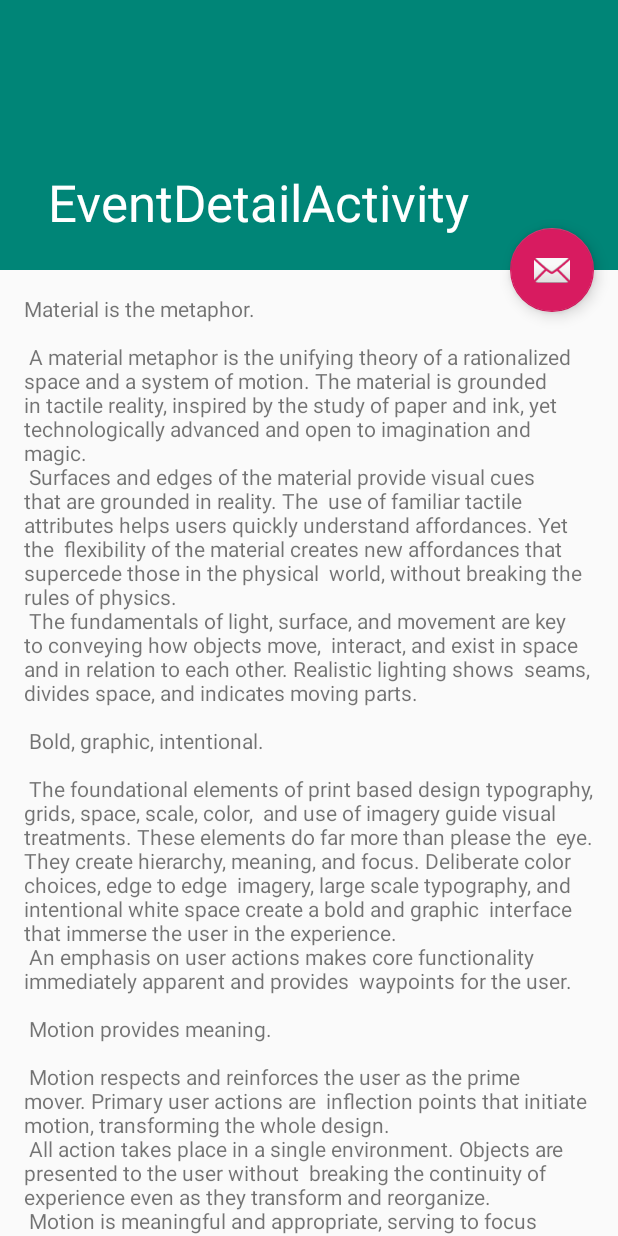
After one commit to davegarred/WH3, an Android app: the EventDetailActivity screen opened directly, with no data from a screen before it, on a phone screen of 412 x 824 dp. The commit adds this screen. Run offline under Robolectric (Android 15) with nearby library versions, the phone set to English and light mode, and no system bars; network calls fail.

Commit message:
add event detail

```diff
--- a/app/src/main/AndroidManifest.xml
+++ b/app/src/main/AndroidManifest.xml
@@ -14,10 +14,14 @@
         android:supportsRtl="true"
         android:theme="@style/AppTheme">
         <activity
+            android:name=".EventDetailActivity"
+            android:label="@string/title_activity_event_detail"
+            android:theme="@style/AppTheme.NoActionBar"></activity>
+        <activity
             android:name=".SplashActivity"
             android:configChanges="orientation|keyboardHidden|screenSize"
             android:label="@string/title_activity_splash"
-            android:theme="@style/FullscreenTheme" >
+            android:theme="@style/FullscreenTheme">
             <intent-filter>
                 <action android:name="android.intent.action.MAIN" />
 
@@ -31,7 +35,7 @@
         <activity
             android:name=".MainActivity"
             android:label="@string/app_name"
-            android:theme="@style/AppTheme.NoActionBar"/>
+            android:theme="@style/AppTheme.NoActionBar" />
     </application>
 
 </manifest>
--- /dev/null
+++ b/app/src/main/java/com/nullgeodesic/washingtonhhh/EventDetailActivity.java
@@ -0,0 +1,28 @@
+package com.nullgeodesic.washingtonhhh;
+
+import android.os.Bundle;
+import android.support.design.widget.FloatingActionButton;
+import android.support.design.widget.Snackbar;
+import android.support.v7.app.AppCompatActivity;
+import android.support.v7.widget.Toolbar;
+import android.view.View;
+
+public class EventDetailActivity extends AppCompatActivity {
+
+    @Override
+    protected void onCreate(Bundle savedInstanceState) {
+        super.onCreate(savedInstanceState);
+        setContentView(R.layout.activity_event_detail);
+        Toolbar toolbar = (Toolbar) findViewById(R.id.toolbar);
+        setSupportActionBar(toolbar);
+
+        FloatingActionButton fab = (FloatingActionButton) findViewById(R.id.fab);
+        fab.setOnClickListener(new View.OnClickListener() {
+            @Override
+            public void onClick(View view) {
+                Snackbar.make(view, "Replace with your own action", Snackbar.LENGTH_LONG)
+                        .setAction("Action", null).show();
+            }
+        });
+    }
+}
--- a/app/src/main/java/com/nullgeodesic/washingtonhhh/EventListActivity.java
+++ b/app/src/main/java/com/nullgeodesic/washingtonhhh/EventListActivity.java
@@ -1,15 +1,18 @@
 package com.nullgeodesic.washingtonhhh;
 
+import android.app.Activity;
+import android.content.Intent;
 import android.os.Bundle;
 import android.support.design.widget.FloatingActionButton;
 import android.support.design.widget.Snackbar;
 import android.support.v7.app.AppCompatActivity;
 import android.support.v7.widget.Toolbar;
+import android.util.Log;
 import android.view.View;
+import android.widget.AdapterView;
 import android.widget.ArrayAdapter;
 import android.widget.ListView;
 
-import com.nullgeodesic.washingtonhhh.R;
 import com.nullgeodesic.washingtonhhh.domain.archive.HashEvent;
 import com.nullgeodesic.washingtonhhh.service.ContentHolder;
 
@@ -17,6 +20,8 @@ import java.util.ArrayList;
 import java.util.List;
 
 public class EventListActivity extends AppCompatActivity {
+
+    private static final String TAG = EventListActivity.class.getSimpleName();
 
     private ArrayAdapter mAdapter;
 
@@ -38,12 +43,23 @@ public class EventListActivity extends AppCompatActivity {
 
         final ListView listView = (ListView) findViewById(R.id.content_event_list_view);
         final List<String> eventList = new ArrayList<>();
-        for(final HashEvent item : ContentHolder.ITEMS) {
+        for (final HashEvent item : ContentHolder.ITEMS) {
             eventList.add(item.getEventName());
         }
         final ArrayAdapter<String> arrayAdapter = new ArrayAdapter<String>
                 (this, android.R.layout.simple_list_item_1, eventList);
         listView.setAdapter(arrayAdapter);
+
+        final Activity currentActivity = this;
+        listView.setOnItemClickListener(new AdapterView.OnItemClickListener() {
+            @Override
+            public void onItemClick(AdapterView<?> parent, View view, int position, long id) {
+                Log.v(TAG, ContentHolder.ITEMS.get(position).getEventName());
+                final Intent intent = new Intent(currentActivity, EventDetailActivity.class);
+                intent.putExtra("position", position);
+                currentActivity.startActivity(intent);
+            }
+        });
     }
 
 }
--- /dev/null
+++ b/app/src/main/res/layout/activity_event_detail.xml
@@ -0,0 +1,47 @@
+<?xml version="1.0" encoding="utf-8"?>
+<android.support.design.widget.CoordinatorLayout xmlns:android="http://schemas.android.com/apk/res/android"
+    xmlns:app="http://schemas.android.com/apk/res-auto"
+    xmlns:tools="http://schemas.android.com/tools"
+    android:layout_width="match_parent"
+    android:layout_height="match_parent"
+    android:fitsSystemWindows="true"
+    tools:context=".EventDetailActivity">
+
+    <android.support.design.widget.AppBarLayout
+        android:id="@+id/app_bar"
+        android:layout_width="match_parent"
+        android:layout_height="@dimen/app_bar_height"
+        android:fitsSystemWindows="true"
+        android:theme="@style/AppTheme.AppBarOverlay">
+
+        <android.support.design.widget.CollapsingToolbarLayout
+            android:id="@+id/toolbar_layout"
+            android:layout_width="match_parent"
+            android:layout_height="match_parent"
+            android:fitsSystemWindows="true"
+            app:contentScrim="?attr/colorPrimary"
+            app:layout_scrollFlags="scroll|exitUntilCollapsed"
+            app:toolbarId="@+id/toolbar">
+
+            <android.support.v7.widget.Toolbar
+                android:id="@+id/toolbar"
+                android:layout_width="match_parent"
+                android:layout_height="?attr/actionBarSize"
+                app:layout_collapseMode="pin"
+                app:popupTheme="@style/AppTheme.PopupOverlay" />
+
+        </android.support.design.widget.CollapsingToolbarLayout>
+    </android.support.design.widget.AppBarLayout>
+
+    <include layout="@layout/content_event_detail" />
+
+    <android.support.design.widget.FloatingActionButton
+        android:id="@+id/fab"
+        android:layout_width="wrap_content"
+        android:layout_height="wrap_content"
+        android:layout_margin="@dimen/fab_margin"
+        app:layout_anchor="@id/app_bar"
+        app:layout_anchorGravity="bottom|end"
+        app:srcCompat="@android:drawable/ic_dialog_email" />
+
+</android.support.design.widget.CoordinatorLayout>
--- /dev/null
+++ b/app/src/main/res/layout/content_event_detail.xml
@@ -0,0 +1,17 @@
+<?xml version="1.0" encoding="utf-8"?>
+<android.support.v4.widget.NestedScrollView xmlns:android="http://schemas.android.com/apk/res/android"
+    xmlns:app="http://schemas.android.com/apk/res-auto"
+    xmlns:tools="http://schemas.android.com/tools"
+    android:layout_width="match_parent"
+    android:layout_height="match_parent"
+    app:layout_behavior="@string/appbar_scrolling_view_behavior"
+    tools:context=".EventDetailActivity"
+    tools:showIn="@layout/activity_event_detail">
+
+    <TextView
+        android:layout_width="wrap_content"
+        android:layout_height="wrap_content"
+        android:layout_margin="@dimen/text_margin"
+        android:text="@string/large_text" />
+
+</android.support.v4.widget.NestedScrollView>
--- /dev/null
+++ b/app/src/main/res/menu/menu_event_detail.xml
@@ -0,0 +1,10 @@
+<menu xmlns:android="http://schemas.android.com/apk/res/android"
+    xmlns:app="http://schemas.android.com/apk/res-auto"
+    xmlns:tools="http://schemas.android.com/tools"
+    tools:context="com.nullgeodesic.washingtonhhh.EventDetailActivity">
+    <item
+        android:id="@+id/action_settings"
+        android:orderInCategory="100"
+        android:title="@string/action_settings"
+        app:showAsAction="never" />
+</menu>
--- a/app/src/main/res/values/strings.xml
+++ b/app/src/main/res/values/strings.xml
@@ -95,4 +95,5 @@
         "For example, position the FAB to one side of stream of a cards so the FAB won’t interfere "
         "when a user tries to pick up one of cards.\n\n"
     </string>
+    <string name="title_activity_event_detail">EventDetailActivity</string>
 </resources>
```
